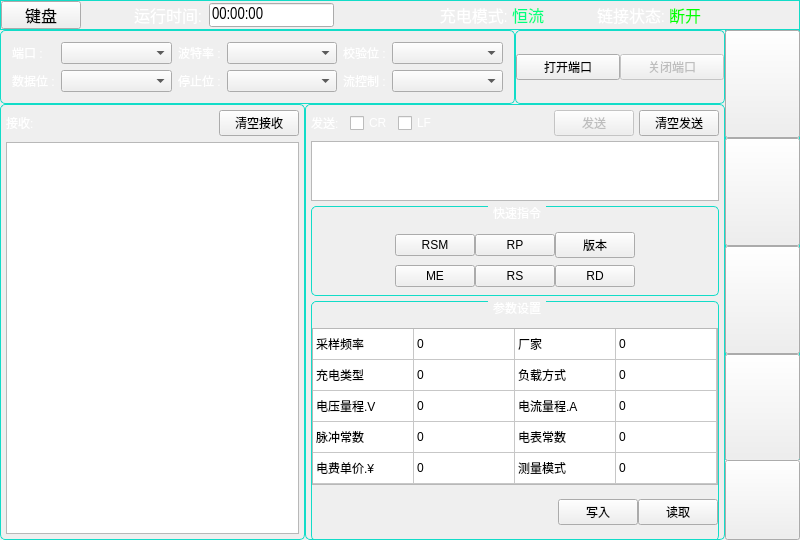
Old version of the form mainwidget.ui in the repository jingzhesiye/9-0-2.
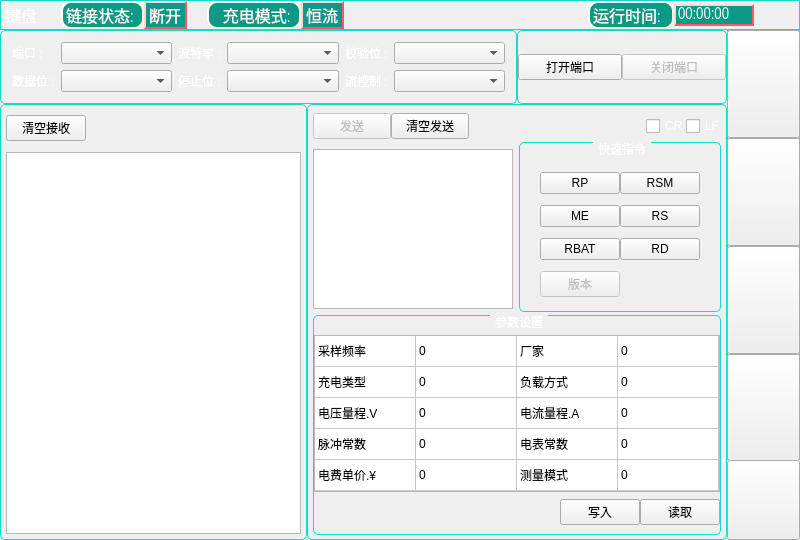
New version of the form. Icons and pictures are not drawn. Custom widgets are drawn as their Qt base class.

Patch:
```diff
--- a/mainwidget.ui
+++ b/mainwidget.ui
@@ -94,111 +94,7 @@
       <property name="spacing">
        <number>0</number>
       </property>
-      <item row="0" column="3">
-       <widget class="QLabel" name="runTime_Label">
-        <property name="font">
-         <font>
-          <family>Arial Narrow</family>
-          <pointsize>12</pointsize>
-         </font>
-        </property>
-        <property name="styleSheet">
-         <string notr="true">color: rgb(255, 255, 255);</string>
-        </property>
-        <property name="text">
-         <string>运行时间:  </string>
-        </property>
-       </widget>
-      </item>
-      <item row="0" column="4">
-       <widget class="QLineEdit" name="runTime_LnEdit">
-        <property name="sizePolicy">
-         <sizepolicy hsizetype="Fixed" vsizetype="Fixed">
-          <horstretch>0</horstretch>
-          <verstretch>0</verstretch>
-         </sizepolicy>
-        </property>
-        <property name="minimumSize">
-         <size>
-          <width>100</width>
-          <height>0</height>
-         </size>
-        </property>
-        <property name="font">
-         <font>
-          <family>Arial Narrow</family>
-          <pointsize>12</pointsize>
-         </font>
-        </property>
-        <property name="text">
-         <string>00:00:00</string>
-        </property>
-        <property name="readOnly">
-         <bool>true</bool>
-        </property>
-       </widget>
-      </item>
-      <item row="0" column="9">
-       <widget class="QLabel" name="BMS_cntState_tag_Label">
-        <property name="sizePolicy">
-         <sizepolicy hsizetype="Minimum" vsizetype="Minimum">
-          <horstretch>0</horstretch>
-          <verstretch>0</verstretch>
-         </sizepolicy>
-        </property>
-        <property name="font">
-         <font>
-          <family>Arial Narrow</family>
-          <pointsize>12</pointsize>
-         </font>
-        </property>
-        <property name="contextMenuPolicy">
-         <enum>Qt::NoContextMenu</enum>
-        </property>
-        <property name="styleSheet">
-         <string notr="true">color: rgb(255, 255, 255);</string>
-        </property>
-        <property name="text">
-         <string>链接状态: </string>
-        </property>
-       </widget>
-      </item>
-      <item row="0" column="10">
-       <widget class="QLabel" name="BMS_cntState_Label">
-        <property name="minimumSize">
-         <size>
-          <width>20</width>
-          <height>20</height>
-         </size>
-        </property>
-        <property name="font">
-         <font>
-          <family>Arial Narrow</family>
-          <pointsize>12</pointsize>
-         </font>
-        </property>
-        <property name="styleSheet">
-         <string notr="true">color: rgb(0, 255, 0);</string>
-        </property>
-        <property name="text">
-         <string>断开</string>
-        </property>
-       </widget>
-      </item>
-      <item row="0" column="5">
-       <spacer name="sideBar_up_HlSpacer_2">
-        <property name="orientation">
-         <enum>Qt::Horizontal</enum>
-        </property>
-        <property name="sizeHint" stdset="0">
-         <size>
-          <width>95</width>
-          <height>20</height>
-         </size>
-        </property>
-       </spacer>
-      </item>
-      <item row="0" column="12">
+      <item row="0" column="11">
        <spacer name="sideBar_up_HlSpacer_3">
         <property name="orientation">
          <enum>Qt::Horizontal</enum>
@@ -211,20 +107,7 @@
         </property>
        </spacer>
       </item>
-      <item row="0" column="8">
-       <spacer name="sideBar_up_HlSpacer">
-        <property name="orientation">
-         <enum>Qt::Horizontal</enum>
-        </property>
-        <property name="sizeHint" stdset="0">
-         <size>
-          <width>40</width>
-          <height>20</height>
-         </size>
-        </property>
-       </spacer>
-      </item>
-      <item row="0" column="13">
+      <item row="0" column="14">
        <widget class="QLabel" name="battery_Label">
         <property name="sizePolicy">
          <sizepolicy hsizetype="MinimumExpanding" vsizetype="Minimum">
@@ -258,7 +141,7 @@
         </property>
        </widget>
       </item>
-      <item row="0" column="6">
+      <item row="0" column="5">
        <widget class="QLabel" name="BMS_chargeMode_tag_Label">
         <property name="sizePolicy">
          <sizepolicy hsizetype="Minimum" vsizetype="Minimum">
@@ -273,14 +156,21 @@
          </font>
         </property>
         <property name="styleSheet">
-         <string notr="true">color: rgb(255, 255, 255);</string>
+         <string notr="true">border-style: outset;
+border-width:2px;
+border-radius:10px;
+border-color: beige;
+color: rgb(255, 255, 255);
+background-color: rgba(12, 153, 134, 255);
+
+</string>
         </property>
         <property name="text">
          <string>   充电模式: </string>
         </property>
        </widget>
       </item>
-      <item row="0" column="7">
+      <item row="0" column="6">
        <widget class="QLabel" name="BMS_chargeMode_Label">
         <property name="font">
          <font>
@@ -289,7 +179,11 @@
          </font>
         </property>
         <property name="styleSheet">
-         <string notr="true">color: rgb(0, 255, 127);</string>
+         <string notr="true">border-style: outset;
+border-width:2px;
+border-color: rgb(255, 87, 104);;
+color: rgb(255, 255, 255);
+background-color: rgba(12, 153, 134, 255);</string>
         </property>
         <property name="text">
          <string>恒流</string>
@@ -301,9 +195,12 @@
         <property name="orientation">
          <enum>Qt::Horizontal</enum>
         </property>
+        <property name="sizeType">
+         <enum>QSizePolicy::Fixed</enum>
+        </property>
         <property name="sizeHint" stdset="0">
          <size>
-          <width>40</width>
+          <width>20</width>
           <height>20</height>
          </size>
         </property>
@@ -316,11 +213,165 @@
           <pointsize>12</pointsize>
          </font>
         </property>
+        <property name="styleSheet">
+         <string notr="true">QPushButton#keyBoard_PsBtn 
+{
+	color: rgb(255, 255, 255);
+	border-radius:5px;
+	min-width:2em;	
+	padding:4px;
+	border-image: url(:/pic/toolBtn2.png);
+}
+
+QPushButton#keyBoard_PsBtn:pressed
+{
+	border-style: inset;
+	border-image: url(:/pic/MessBtn1.png);
+}</string>
+        </property>
         <property name="text">
          <string>键盘</string>
         </property>
        </widget>
       </item>
+      <item row="0" column="13">
+       <widget class="QLineEdit" name="runTime_LnEdit">
+        <property name="sizePolicy">
+         <sizepolicy hsizetype="Fixed" vsizetype="Fixed">
+          <horstretch>0</horstretch>
+          <verstretch>0</verstretch>
+         </sizepolicy>
+        </property>
+        <property name="minimumSize">
+         <size>
+          <width>80</width>
+          <height>0</height>
+         </size>
+        </property>
+        <property name="maximumSize">
+         <size>
+          <width>80</width>
+          <height>16777215</height>
+         </size>
+        </property>
+        <property name="font">
+         <font>
+          <family>Arial Narrow</family>
+          <pointsize>12</pointsize>
+         </font>
+        </property>
+        <property name="styleSheet">
+         <string notr="true">border-style: outset;
+border-width:2px;
+border-color: rgb(255, 87, 104);
+color: rgb(255, 255, 255);
+background-color: rgba(12, 153, 134, 255);</string>
+        </property>
+        <property name="text">
+         <string>00:00:00</string>
+        </property>
+        <property name="readOnly">
+         <bool>true</bool>
+        </property>
+       </widget>
+      </item>
+      <item row="0" column="12">
+       <widget class="QLabel" name="runTime_Label">
+        <property name="font">
+         <font>
+          <family>Arial Narrow</family>
+          <pointsize>12</pointsize>
+         </font>
+        </property>
+        <property name="styleSheet">
+         <string notr="true">border-style: outset;
+border-width:2px;
+border-radius:10px;
+border-color: beige;
+color: rgb(255, 255, 255);
+background-color: rgba(12, 153, 134, 255);
+
+</string>
+        </property>
+        <property name="text">
+         <string>运行时间:  </string>
+        </property>
+       </widget>
+      </item>
+      <item row="0" column="2">
+       <widget class="QLabel" name="BMS_cntState_tag_Label">
+        <property name="sizePolicy">
+         <sizepolicy hsizetype="Minimum" vsizetype="Minimum">
+          <horstretch>0</horstretch>
+          <verstretch>0</verstretch>
+         </sizepolicy>
+        </property>
+        <property name="font">
+         <font>
+          <family>Arial Narrow</family>
+          <pointsize>12</pointsize>
+         </font>
+        </property>
+        <property name="contextMenuPolicy">
+         <enum>Qt::NoContextMenu</enum>
+        </property>
+        <property name="styleSheet">
+         <string notr="true">border-style: outset;
+border-width:2px;
+border-radius:10px;
+border-color: beige;
+color: rgb(255, 255, 255);
+background-color: rgba(12, 153, 134, 255);
+
+</string>
+        </property>
+        <property name="text">
+         <string>链接状态: </string>
+        </property>
+       </widget>
+      </item>
+      <item row="0" column="3">
+       <widget class="QLabel" name="BMS_cntState_Label">
+        <property name="minimumSize">
+         <size>
+          <width>20</width>
+          <height>20</height>
+         </size>
+        </property>
+        <property name="font">
+         <font>
+          <family>Arial Narrow</family>
+          <pointsize>12</pointsize>
+         </font>
+        </property>
+        <property name="styleSheet">
+         <string notr="true">border-style: outset;
+border-width:2px;
+border-color: rgb(255, 87, 104);;
+color: rgb(255, 255, 255);
+background-color: rgba(12, 153, 134, 255);</string>
+        </property>
+        <property name="text">
+         <string>断开</string>
+        </property>
+       </widget>
+      </item>
+      <item row="0" column="4">
+       <spacer name="sideBar_up_HlSpacer">
+        <property name="orientation">
+         <enum>Qt::Horizontal</enum>
+        </property>
+        <property name="sizeType">
+         <enum>QSizePolicy::Fixed</enum>
+        </property>
+        <property name="sizeHint" stdset="0">
+         <size>
+          <width>20</width>
+          <height>20</height>
+         </size>
+        </property>
+       </spacer>
+      </item>
      </layout>
     </widget>
    </item>
@@ -2841,36 +2892,29 @@
             </property>
            </widget>
           </item>
-          <item row="0" column="3">
+          <item row="0" column="1">
+           <spacer name="horizontalSpacer_2">
+            <property name="orientation">
+             <enum>Qt::Horizontal</enum>
+            </property>
+            <property name="sizeType">
+             <enum>QSizePolicy::Fixed</enum>
+            </property>
+            <property name="sizeHint" stdset="0">
+             <size>
+              <width>200</width>
+              <height>36</height>
+             </size>
+            </property>
+           </spacer>
+          </item>
+          <item row="0" column="0">
            <widget class="QPushButton" name="serPort_CleanRec_PsBtn">
             <property name="text">
              <string>清空接收</string>
             </property>
            </widget>
           </item>
-          <item row="0" column="1">
-           <spacer name="horizontalSpacer_2">
-            <property name="orientation">
-             <enum>Qt::Horizontal</enum>
-            </property>
-            <property name="sizeHint" stdset="0">
-             <size>
-              <width>30</width>
-              <height>20</height>
-             </size>
-            </property>
-           </spacer>
-          </item>
-          <item row="0" column="0">
-           <widget class="QLabel" name="label_3">
-            <property name="styleSheet">
-             <string notr="true">color: rgb(255, 255, 255);</string>
-            </property>
-            <property name="text">
-             <string>接收:</string>
-            </property>
-           </widget>
-          </item>
          </layout>
         </widget>
        </item>
@@ -2918,222 +2962,22 @@
           <string/>
          </property>
          <layout class="QGridLayout" name="gridLayout_8">
-          <property name="margin">
+          <property name="leftMargin">
            <number>5</number>
           </property>
+          <property name="topMargin">
+           <number>5</number>
+          </property>
+          <property name="rightMargin">
+           <number>5</number>
+          </property>
+          <property name="bottomMargin">
+           <number>0</number>
+          </property>
           <property name="spacing">
-           <number>5</number>
+           <number>0</number>
           </property>
-          <item row="0" column="5">
-           <widget class="QPushButton" name="serPort_CleanSend_PsBtn">
-            <property name="text">
-             <string>清空发送</string>
-            </property>
-           </widget>
-          </item>
-          <item row="0" column="2">
-           <widget class="QCheckBox" name="serPort_LF_CkBox">
-            <property name="styleSheet">
-             <string notr="true">color: rgb(255, 255, 255);</string>
-            </property>
-            <property name="text">
-             <string>LF</string>
-            </property>
-           </widget>
-          </item>
-          <item row="0" column="0">
-           <widget class="QLabel" name="label_5">
-            <property name="styleSheet">
-             <string notr="true">color: rgb(255, 255, 255);</string>
-            </property>
-            <property name="text">
-             <string>发送:  </string>
-            </property>
-           </widget>
-          </item>
-          <item row="0" column="4">
-           <widget class="QPushButton" name="serPort_Send_PsBtn">
-            <property name="enabled">
-             <bool>false</bool>
-            </property>
-            <property name="text">
-             <string>发送</string>
-            </property>
-           </widget>
-          </item>
-          <item row="0" column="1">
-           <widget class="QCheckBox" name="serPort_CR_CkBox">
-            <property name="styleSheet">
-             <string notr="true">color: rgb(255, 255, 255);</string>
-            </property>
-            <property name="text">
-             <string>CR</string>
-            </property>
-           </widget>
-          </item>
-          <item row="1" column="0" rowspan="2" colspan="6">
-           <widget class="QTextEdit" name="serPort_Send_TxEdit">
-            <property name="sizePolicy">
-             <sizepolicy hsizetype="Expanding" vsizetype="Minimum">
-              <horstretch>0</horstretch>
-              <verstretch>0</verstretch>
-             </sizepolicy>
-            </property>
-            <property name="minimumSize">
-             <size>
-              <width>0</width>
-              <height>60</height>
-             </size>
-            </property>
-            <property name="maximumSize">
-             <size>
-              <width>16777215</width>
-              <height>60</height>
-             </size>
-            </property>
-            <property name="readOnly">
-             <bool>false</bool>
-            </property>
-           </widget>
-          </item>
-          <item row="4" column="0" colspan="6">
-           <widget class="QGroupBox" name="serPort_shortcut_GpBox">
-            <property name="sizePolicy">
-             <sizepolicy hsizetype="Preferred" vsizetype="Expanding">
-              <horstretch>0</horstretch>
-              <verstretch>0</verstretch>
-             </sizepolicy>
-            </property>
-            <property name="minimumSize">
-             <size>
-              <width>0</width>
-              <height>90</height>
-             </size>
-            </property>
-            <property name="styleSheet">
-             <string notr="true"> QGroupBox::title {
-     subcontrol-origin: margin;
-     subcontrol-position: top center; /* position at the top center */
-     padding: 0 3px;
-	 color: rgb(255, 255, 255);
-
-
- }
-
- QGroupBox {
-    border: 1px solid rgb(18, 220, 200);
-    border-radius: 5px;
-    margin-top: 0ex; /* leave space at the top for the title */
-    background-color: qlineargradient(x1: 0, y1: 0, x2: 0, y2: 1,
-                     stop:0 rgba(7, 85, 75, 255),
-                     stop:1 rgba(10, 100, 75, 255));
- }
-</string>
-            </property>
-            <property name="title">
-             <string>快速指令</string>
-            </property>
-            <layout class="QGridLayout" name="gridLayout_4">
-             <property name="leftMargin">
-              <number>0</number>
-             </property>
-             <property name="topMargin">
-              <number>18</number>
-             </property>
-             <property name="rightMargin">
-              <number>0</number>
-             </property>
-             <property name="bottomMargin">
-              <number>0</number>
-             </property>
-             <property name="spacing">
-              <number>0</number>
-             </property>
-             <item row="1" column="2">
-              <widget class="QPushButton" name="serPort_RP_PsBtn">
-               <property name="text">
-                <string>RP</string>
-               </property>
-              </widget>
-             </item>
-             <item row="2" column="1">
-              <widget class="QPushButton" name="serPort_ME_PsBtn">
-               <property name="text">
-                <string>ME</string>
-               </property>
-              </widget>
-             </item>
-             <item row="1" column="5">
-              <spacer name="horizontalSpacer_17">
-               <property name="orientation">
-                <enum>Qt::Horizontal</enum>
-               </property>
-               <property name="sizeHint" stdset="0">
-                <size>
-                 <width>40</width>
-                 <height>20</height>
-                </size>
-               </property>
-              </spacer>
-             </item>
-             <item row="1" column="0">
-              <spacer name="horizontalSpacer_16">
-               <property name="orientation">
-                <enum>Qt::Horizontal</enum>
-               </property>
-               <property name="sizeHint" stdset="0">
-                <size>
-                 <width>40</width>
-                 <height>20</height>
-                </size>
-               </property>
-              </spacer>
-             </item>
-             <item row="2" column="2">
-              <widget class="QPushButton" name="serPort_RS_PsBtn">
-               <property name="text">
-                <string>RS</string>
-               </property>
-              </widget>
-             </item>
-             <item row="1" column="1">
-              <widget class="QPushButton" name="serPort_RSM_PsBtn">
-               <property name="text">
-                <string>RSM</string>
-               </property>
-              </widget>
-             </item>
-             <item row="1" column="4">
-              <widget class="QPushButton" name="serPort_AV_PsBtn">
-               <property name="text">
-                <string>版本</string>
-               </property>
-              </widget>
-             </item>
-             <item row="2" column="4">
-              <widget class="QPushButton" name="serPort_RD_PsBtn">
-               <property name="text">
-                <string>RD</string>
-               </property>
-              </widget>
-             </item>
-            </layout>
-           </widget>
-          </item>
-          <item row="0" column="3">
-           <spacer name="horizontalSpacer_19">
-            <property name="orientation">
-             <enum>Qt::Horizontal</enum>
-            </property>
-            <property name="sizeHint" stdset="0">
-             <size>
-              <width>40</width>
-              <height>20</height>
-             </size>
-            </property>
-           </spacer>
-          </item>
-          <item row="5" column="0" colspan="6">
+          <item row="5" column="0" colspan="11">
            <widget class="QGroupBox" name="serPort_SP_GpBox">
             <property name="sizePolicy">
              <sizepolicy hsizetype="Expanding" vsizetype="Preferred">
@@ -3143,14 +2987,14 @@
             </property>
             <property name="minimumSize">
              <size>
-              <width>300</width>
-              <height>240</height>
+              <width>0</width>
+              <height>215</height>
              </size>
             </property>
             <property name="maximumSize">
              <size>
               <width>16777215</width>
-              <height>16777215</height>
+              <height>220</height>
              </size>
             </property>
             <property name="styleSheet">
@@ -3404,6 +3248,249 @@
             </layout>
            </widget>
           </item>
+          <item row="3" column="0">
+           <widget class="QTextEdit" name="serPort_Send_TxEdit">
+            <property name="sizePolicy">
+             <sizepolicy hsizetype="Minimum" vsizetype="Minimum">
+              <horstretch>0</horstretch>
+              <verstretch>0</verstretch>
+             </sizepolicy>
+            </property>
+            <property name="minimumSize">
+             <size>
+              <width>200</width>
+              <height>160</height>
+             </size>
+            </property>
+            <property name="maximumSize">
+             <size>
+              <width>200</width>
+              <height>155</height>
+             </size>
+            </property>
+            <property name="readOnly">
+             <bool>false</bool>
+            </property>
+           </widget>
+          </item>
+          <item row="3" column="7" colspan="4">
+           <widget class="QGroupBox" name="serPort_shortcut_GpBox">
+            <property name="sizePolicy">
+             <sizepolicy hsizetype="Minimum" vsizetype="Minimum">
+              <horstretch>0</horstretch>
+              <verstretch>0</verstretch>
+             </sizepolicy>
+            </property>
+            <property name="minimumSize">
+             <size>
+              <width>202</width>
+              <height>170</height>
+             </size>
+            </property>
+            <property name="maximumSize">
+             <size>
+              <width>210</width>
+              <height>170</height>
+             </size>
+            </property>
+            <property name="styleSheet">
+             <string notr="true"> QGroupBox::title {
+     subcontrol-origin: margin;
+     subcontrol-position: top center; /* position at the top center */
+     padding: 0 3px;
+	 color: rgb(255, 255, 255);
+
+
+ }
+
+
+ QGroupBox {
+    border: 1px solid rgb(18, 220, 200);
+    border-radius: 5px;
+    margin-top: 3ex; /* leave space at the top for the title */
+    background-color: qlineargradient(x1: 0, y1: 0, x2: 0, y2: 1,
+                     stop:0 rgba(7, 85, 75, 255),
+                     stop:1 rgba(10, 100, 75, 255));
+ }
+</string>
+            </property>
+            <property name="title">
+             <string>快速指令</string>
+            </property>
+            <layout class="QGridLayout" name="gridLayout_4">
+             <property name="leftMargin">
+              <number>0</number>
+             </property>
+             <property name="topMargin">
+              <number>18</number>
+             </property>
+             <property name="rightMargin">
+              <number>0</number>
+             </property>
+             <property name="bottomMargin">
+              <number>0</number>
+             </property>
+             <property name="spacing">
+              <number>0</number>
+             </property>
+             <item row="2" column="2">
+              <widget class="QPushButton" name="serPort_ME_PsBtn">
+               <property name="text">
+                <string>ME</string>
+               </property>
+              </widget>
+             </item>
+             <item row="1" column="7">
+              <spacer name="horizontalSpacer_17">
+               <property name="orientation">
+                <enum>Qt::Horizontal</enum>
+               </property>
+               <property name="sizeHint" stdset="0">
+                <size>
+                 <width>40</width>
+                 <height>20</height>
+                </size>
+               </property>
+              </spacer>
+             </item>
+             <item row="1" column="0">
+              <spacer name="horizontalSpacer_16">
+               <property name="orientation">
+                <enum>Qt::Horizontal</enum>
+               </property>
+               <property name="sizeHint" stdset="0">
+                <size>
+                 <width>40</width>
+                 <height>20</height>
+                </size>
+               </property>
+              </spacer>
+             </item>
+             <item row="2" column="4">
+              <widget class="QPushButton" name="serPort_RS_PsBtn">
+               <property name="text">
+                <string>RS</string>
+               </property>
+              </widget>
+             </item>
+             <item row="4" column="2">
+              <widget class="QPushButton" name="serPort_AV_PsBtn">
+               <property name="enabled">
+                <bool>false</bool>
+               </property>
+               <property name="text">
+                <string>版本</string>
+               </property>
+              </widget>
+             </item>
+             <item row="1" column="2">
+              <widget class="QPushButton" name="serPort_RP_PsBtn">
+               <property name="text">
+                <string>RP</string>
+               </property>
+              </widget>
+             </item>
+             <item row="1" column="4">
+              <widget class="QPushButton" name="serPort_RSM_PsBtn">
+               <property name="text">
+                <string>RSM</string>
+               </property>
+              </widget>
+             </item>
+             <item row="3" column="2">
+              <widget class="QPushButton" name="serPort_RBAT_PsBtn">
+               <property name="text">
+                <string>RBAT</string>
+               </property>
+              </widget>
+             </item>
+             <item row="3" column="4">
+              <widget class="QPushButton" name="serPort_RD_PsBtn">
+               <property name="text">
+                <string>RD</string>
+               </property>
+              </widget>
+             </item>
+            </layout>
+           </widget>
+          </item>
+          <item row="0" column="0">
+           <widget class="QPushButton" name="serPort_Send_PsBtn">
+            <property name="enabled">
+             <bool>false</bool>
+            </property>
+            <property name="sizePolicy">
+             <sizepolicy hsizetype="Fixed" vsizetype="Fixed">
+              <horstretch>0</horstretch>
+              <verstretch>0</verstretch>
+             </sizepolicy>
+            </property>
+            <property name="text">
+             <string>发送</string>
+            </property>
+           </widget>
+          </item>
+          <item row="0" column="2">
+           <spacer name="horizontalSpacer_3">
+            <property name="orientation">
+             <enum>Qt::Horizontal</enum>
+            </property>
+            <property name="sizeType">
+             <enum>QSizePolicy::Fixed</enum>
+            </property>
+            <property name="sizeHint" stdset="0">
+             <size>
+              <width>50</width>
+              <height>20</height>
+             </size>
+            </property>
+           </spacer>
+          </item>
+          <item row="0" column="9">
+           <widget class="QCheckBox" name="serPort_CR_CkBox">
+            <property name="maximumSize">
+             <size>
+              <width>40</width>
+              <height>24</height>
+             </size>
+            </property>
+            <property name="styleSheet">
+             <string notr="true">color: rgb(255, 255, 255);</string>
+            </property>
+            <property name="text">
+             <string>CR</string>
+            </property>
+           </widget>
+          </item>
+          <item row="0" column="1">
+           <widget class="QPushButton" name="serPort_CleanSend_PsBtn">
+            <property name="sizePolicy">
+             <sizepolicy hsizetype="Fixed" vsizetype="Fixed">
+              <horstretch>0</horstretch>
+              <verstretch>0</verstretch>
+             </sizepolicy>
+            </property>
+            <property name="text">
+             <string>清空发送</string>
+            </property>
+           </widget>
+          </item>
+          <item row="0" column="10">
+           <widget class="QCheckBox" name="serPort_LF_CkBox">
+            <property name="maximumSize">
+             <size>
+              <width>35</width>
+              <height>20</height>
+             </size>
+            </property>
+            <property name="styleSheet">
+             <string notr="true">color: rgb(255, 255, 255);</string>
+            </property>
+            <property name="text">
+             <string>LF</string>
+            </property>
+           </widget>
+          </item>
          </layout>
         </widget>
        </item>
```
Left out of the diff: 202 changed lines with no effect on the pictures.
